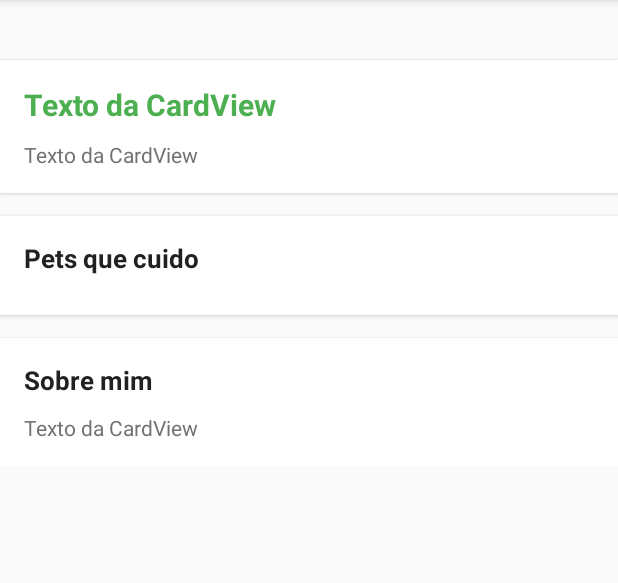
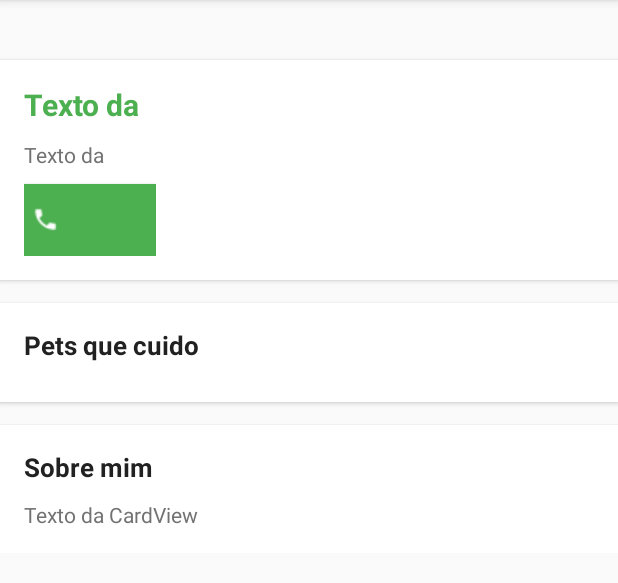
Before and after one commit to FihlaTV/PetSitter2, an Android app: the SitterProfileActivity screen opened directly, with no data from a screen before it, on a phone screen of 412 x 824 dp, the part 84-667 px from its top. Run offline under Robolectric (Android 15) with nearby library versions, the light colour scheme and no system bars; our stand-ins replace ButterKnife, Picasso; libraries missing offline, so code that uses them is left out: io.realm; pictures from the network do not load; 10 statements that could not run were skipped.

Commit message:
Added call button.

```diff
--- a/app/src/main/AndroidManifest.xml
+++ b/app/src/main/AndroidManifest.xml
@@ -2,6 +2,8 @@
 <manifest xmlns:android="http://schemas.android.com/apk/res/android"
     package="com.zekisanmobile.petsitter2">
 
+    <uses-permission android:name="android.permission.CALL_PHONE" />
+    <uses-permission android:name="android.permission.READ_PHONE_STATE" />
     <uses-permission android:name="android.permission.INTERNET" />
     <!-- [START gcm_permission] -->
     <uses-permission android:name="com.google.android.c2dm.permission.RECEIVE" />
--- a/app/src/main/java/com/zekisanmobile/petsitter2/model/SitterModel.java
+++ b/app/src/main/java/com/zekisanmobile/petsitter2/model/SitterModel.java
@@ -3,7 +3,6 @@
 import com.zekisanmobile.petsitter2.vo.Animal;
 import com.zekisanmobile.petsitter2.vo.PhotoUrl;
 import com.zekisanmobile.petsitter2.vo.Sitter;
-import com.zekisanmobile.petsitter2.vo.User;
 
 import io.realm.Realm;
 import io.realm.RealmList;
@@ -52,6 +51,7 @@
         sitter.setLongitude(sitterToFind.getLongitude());
         sitter.setValueHour(sitterToFind.getValueHour());
         sitter.setAboutMe(sitterToFind.getAboutMe());
+        sitter.setPhone(sitterToFind.getPhone());
         sitter.setAnimals(animals);
         sitter.setPhotoUrl(photoUrl);
         realm.commitTransaction();
--- a/app/src/main/res/layout/content_sitter_profile.xml
+++ b/app/src/main/res/layout/content_sitter_profile.xml
@@ -39,6 +39,16 @@
                     android:layout_marginTop="10dp"
                     android:text="Texto da CardView"
                     android:textColor="@color/colorSecondaryText" />
+
+                <Button
+                    android:id="@+id/btn_call"
+                    android:layout_width="wrap_content"
+                    android:layout_height="wrap_content"
+                    android:background="@color/colorAccent"
+                    android:textColor="@color/white"
+                    android:drawableLeft="@drawable/ic_call_white_18dp"
+                    android:padding="5dp"
+                    android:layout_marginTop="10dp"/>
 
             </LinearLayout>
 
```
Also changed, not shown: app/src/main/java/com/zekisanmobile/petsitter2/view/owner/SitterProfileActivity.java (+19 -0 lines), app/src/main/java/com/zekisanmobile/petsitter2/vo/Sitter.java (+10 -0 lines), app/src/main/res/drawable/ic_call_white_18dp.png (added).
